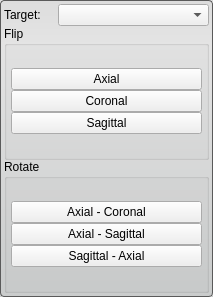
Before: the Qt Designer form src/Interface/ToolInterface/FlipToolInterface.ui in SCIInstitute/Seg3D, drawn with Qt 5.
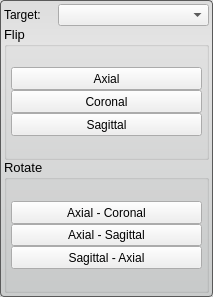
After: the same form once the commit is applied.

Commit message: Lots of ui tweaks for all the tools, layergroupwidget, and layerwidget as well as updates for connecting tools and widgets to the state engine.

Diff of the .ui file:
```diff
--- a/src/Interface/ToolInterface/FlipToolInterface.ui
+++ b/src/Interface/ToolInterface/FlipToolInterface.ui
@@ -101,6 +101,11 @@
        <height>134</height>
       </size>
      </property>
+     <property name="font">
+      <font>
+       <pointsize>10</pointsize>
+      </font>
+     </property>
      <property name="title">
       <string>Flip</string>
      </property>
@@ -124,6 +129,12 @@
         </property>
         <item>
          <widget class="QPushButton" name="flipAxialButton">
+          <property name="maximumSize">
+           <size>
+            <width>16777215</width>
+            <height>23</height>
+           </size>
+          </property>
           <property name="toolTip">
            <string>Flip across the axial plain</string>
           </property>
@@ -134,6 +145,12 @@
         </item>
         <item>
          <widget class="QPushButton" name="flipCoronalButton">
+          <property name="maximumSize">
+           <size>
+            <width>16777215</width>
+            <height>23</height>
+           </size>
+          </property>
           <property name="toolTip">
            <string>Flip across the coronal plain</string>
           </property>
@@ -144,6 +161,12 @@
         </item>
         <item>
          <widget class="QPushButton" name="flipSagittalButton">
+          <property name="maximumSize">
+           <size>
+            <width>16777215</width>
+            <height>23</height>
+           </size>
+          </property>
           <property name="toolTip">
            <string>Flip across the sagittal plain</string>
           </property>
@@ -177,6 +200,11 @@
        <height>134</height>
       </size>
      </property>
+     <property name="font">
+      <font>
+       <pointsize>10</pointsize>
+      </font>
+     </property>
      <property name="title">
       <string>Rotate</string>
      </property>
@@ -200,6 +228,12 @@
         </property>
         <item>
          <widget class="QPushButton" name="rotateACButton">
+          <property name="maximumSize">
+           <size>
+            <width>16777215</width>
+            <height>23</height>
+           </size>
+          </property>
           <property name="toolTip">
            <string>Rotate axial to coronal</string>
           </property>
@@ -220,6 +254,12 @@
         </item>
         <item>
          <widget class="QPushButton" name="rotateSAButton">
+          <property name="maximumSize">
+           <size>
+            <width>16777215</width>
+            <height>23</height>
+           </size>
+          </property>
           <property name="toolTip">
            <string>Rotate sagittal to axial</string>
           </property>
```
Left out of the diff: 6 changed lines with no effect on the pictures. The commit also changes 100 other files.
